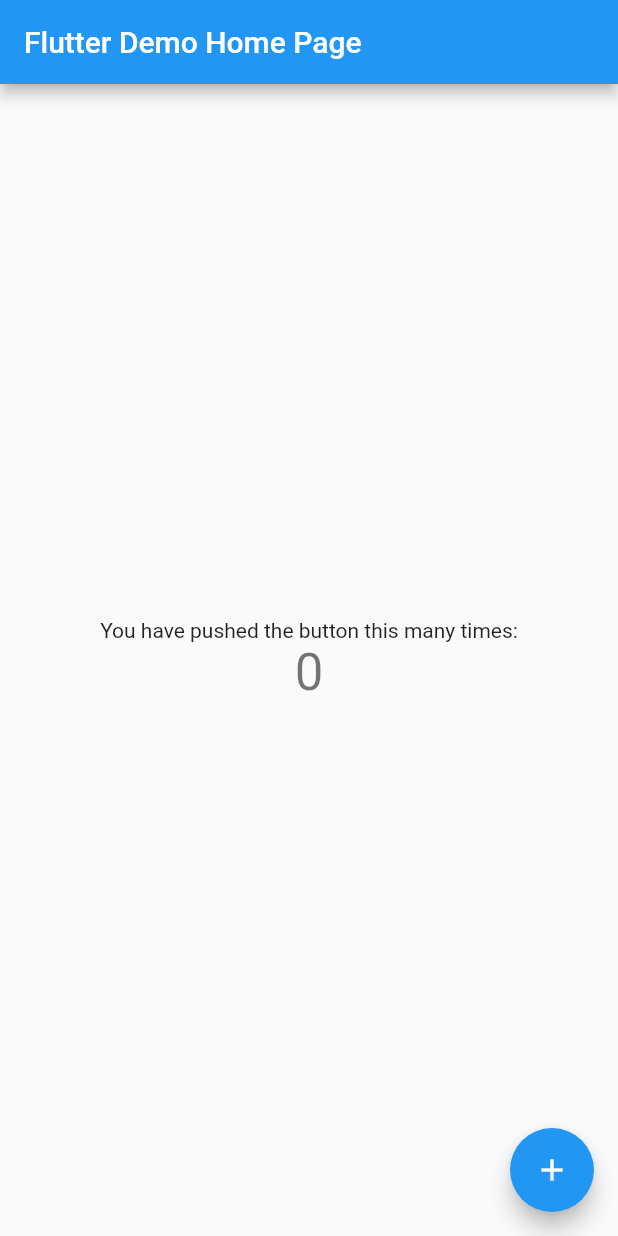
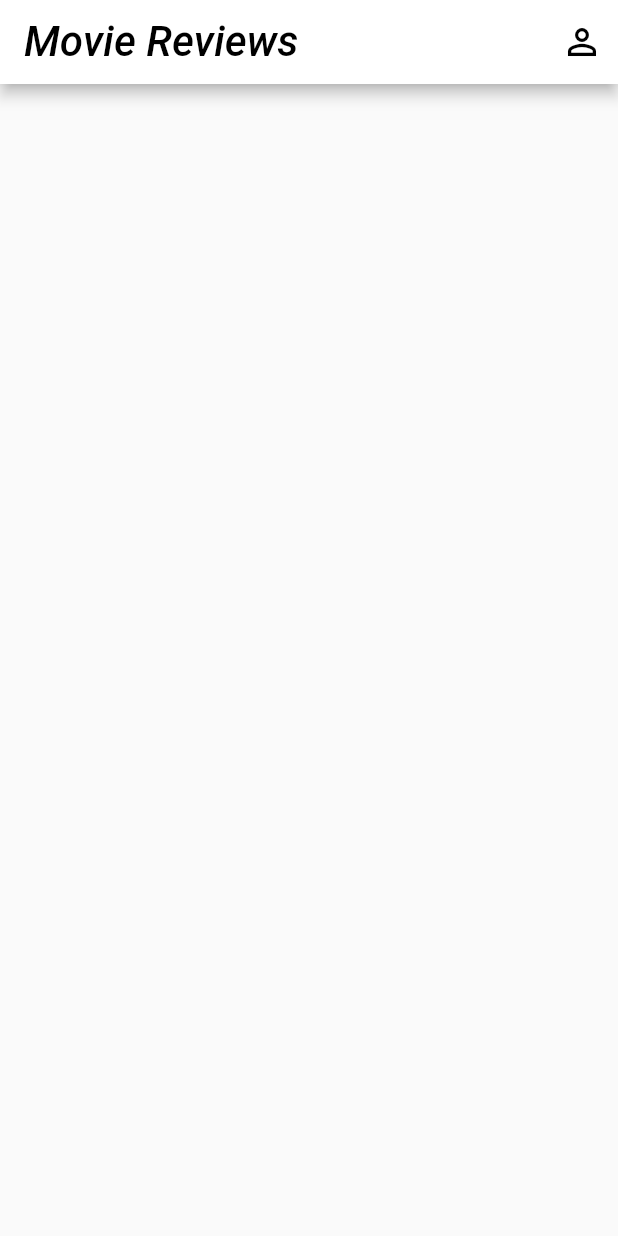
Before and after one commit to npark11/flutter_project, a Flutter app: the screen it shows after launch, on a phone screen of 412 x 824 dp. Run offline on Flutter 3.47's test engine with Material 2 defaults, Android fonts, the phone set to English and light mode, and no system bars.

Commit message:
created appBar

```diff
--- a/analysis_options.yaml
+++ b/analysis_options.yaml
@@ -10,20 +10,21 @@
 include: package:flutter_lints/flutter.yaml
 
 linter:
-  # The lint rules applied to this project can be customized in the
-  # section below to disable rules from the `package:flutter_lints/flutter.yaml`
-  # included above or to enable additional rules. A list of all available lints
-  # and their documentation is published at
-  # https://dart-lang.github.io/linter/lints/index.html.
-  #
-  # Instead of disabling a lint rule for the entire project in the
-  # section below, it can also be suppressed for a single line of code
-  # or a specific dart file by using the `// ignore: name_of_lint` and
-  # `// ignore_for_file: name_of_lint` syntax on the line or in the file
-  # producing the lint.
-  rules:
-    # avoid_print: false  # Uncomment to disable the `avoid_print` rule
-    # prefer_single_quotes: true  # Uncomment to enable the `prefer_single_quotes` rule
-
+    # The lint rules applied to this project can be customized in the
+    # section below to disable rules from the `package:flutter_lints/flutter.yaml`
+    # included above or to enable additional rules. A list of all available lints
+    # and their documentation is published at
+    # https://dart-lang.github.io/linter/lints/index.html.
+    #
+    # Instead of disabling a lint rule for the entire project in the
+    # section below, it can also be suppressed for a single line of code
+    # or a specific dart file by using the `// ignore: name_of_lint` and
+    # `// ignore_for_file: name_of_lint` syntax on the line or in the file
+    # producing the lint.
+    rules:
+        prefer_const_constructors: false
+        prefer_const_literals_to_create_immutables: false
+        # avoid_print: false  # Uncomment to disable the `avoid_print` rule
+        # prefer_single_quotes: true  # Uncomment to enable the `prefer_single_quotes` rule
 # Additional information about this file can be found at
 # https://dart.dev/guides/language/analysis-options
--- a/lib/main.dart
+++ b/lib/main.dart
@@ -1,115 +1,78 @@
 import 'package:flutter/material.dart';
 
 void main() {
-  runApp(const MyApp());
+  runApp(MyApp());
 }
 
 class MyApp extends StatelessWidget {
-  const MyApp({super.key});
+  const MyApp({Key? key}) : super(key: key);
 
-  // This widget is the root of your application.
   @override
   Widget build(BuildContext context) {
     return MaterialApp(
-      title: 'Flutter Demo',
-      theme: ThemeData(
-        // This is the theme of your application.
-        //
-        // Try running your application with "flutter run". You'll see the
-        // application has a blue toolbar. Then, without quitting the app, try
-        // changing the primarySwatch below to Colors.green and then invoke
-        // "hot reload" (press "r" in the console where you ran "flutter run",
-        // or simply save your changes to "hot reload" in a Flutter IDE).
-        // Notice that the counter didn't reset back to zero; the application
-        // is not restarted.
-        primarySwatch: Colors.blue,
-      ),
-      home: const MyHomePage(title: 'Flutter Demo Home Page'),
+      debugShowCheckedModeBanner: false,
+      home: HomePage(), // 홈페이지 보여주기
     );
   }
 }
 
-class MyHomePage extends StatefulWidget {
-  const MyHomePage({super.key, required this.title});
-
-  // This widget is the home page of your application. It is stateful, meaning
-  // that it has a State object (defined below) that contains fields that affect
-  // how it looks.
-
-  // This class is the configuration for the state. It holds the values (in this
-  // case the title) provided by the parent (in this case the App widget) and
-  // used by the build method of the State. Fields in a Widget subclass are
-  // always marked "final".
-
-  final String title;
-
-  @override
-  State<MyHomePage> createState() => _MyHomePageState();
-}
-
-class _MyHomePageState extends State<MyHomePage> {
-  int _counter = 0;
-
-  void _incrementCounter() {
-    setState(() {
-      // This call to setState tells the Flutter framework that something has
-      // changed in this State, which causes it to rerun the build method below
-      // so that the display can reflect the updated values. If we changed
-      // _counter without calling setState(), then the build method would not be
-      // called again, and so nothing would appear to happen.
-      _counter++;
-    });
-  }
+class HomePage extends StatelessWidget {
+  const HomePage({Key? key}) : super(key: key);
 
   @override
   Widget build(BuildContext context) {
-    // This method is rerun every time setState is called, for instance as done
-    // by the _incrementCounter method above.
-    //
-    // The Flutter framework has been optimized to make rerunning build methods
-    // fast, so that you can just rebuild anything that needs updating rather
-    // than having to individually change instances of widgets.
+    // 음식 사진 데이터
+    List<Map<String, dynamic>> dataList = [
+      {
+        "category": "탑건: 매버릭",
+        "imgUrl": "https://i.ibb.co/sR32PN3/topgun.jpg",
+      },
+      {
+        "category": "마녀2",
+        "imgUrl": "https://i.ibb.co/CKMrv91/The-Witch.jpg",
+      },
+      {
+        "category": "범죄도시2",
+        "imgUrl": "https://i.ibb.co/2czdVdm/The-Outlaws.jpg",
+      },
+      {
+        "category": "헤어질 결심",
+        "imgUrl": "https://i.ibb.co/gM394CV/Decision-to-Leave.jpg",
+      },
+      {
+        "category": "브로커",
+        "imgUrl": "https://i.ibb.co/MSy1XNB/broker.jpg",
+      },
+      {
+        "category": "문폴",
+        "imgUrl": "https://i.ibb.co/4JYHHtc/Moonfall.jpg",
+      },
+    ];
+
+    // 화면에 보이는 영역
     return Scaffold(
       appBar: AppBar(
-        // Here we take the value from the MyHomePage object that was created by
-        // the App.build method, and use it to set our appbar title.
-        title: Text(widget.title),
+        backgroundColor: Colors.white,
+        centerTitle: false,
+        title: Text(
+          "Movie Reviews",
+          style: TextStyle(
+            color: Colors.black,
+            fontSize: 28,
+            fontStyle: FontStyle.italic,
+          ),
+        ),
+        actions: <Widget>[
+          IconButton(
+            icon: Icon(
+              Icons.person_outline,
+              color: Colors.black,
+              size: 28,
+            ),
+            onPressed: () {},
+          ),
+        ],
       ),
-      body: Center(
-        // Center is a layout widget. It takes a single child and positions it
-        // in the middle of the parent.
-        child: Column(
-          // Column is also a layout widget. It takes a list of children and
-          // arranges them vertically. By default, it sizes itself to fit its
-          // children horizontally, and tries to be as tall as its parent.
-          //
-          // Invoke "debug painting" (press "p" in the console, choose the
-          // "Toggle Debug Paint" action from the Flutter Inspector in Android
-          // Studio, or the "Toggle Debug Paint" command in Visual Studio Code)
-          // to see the wireframe for each widget.
-          //
-          // Column has various properties to control how it sizes itself and
-          // how it positions its children. Here we use mainAxisAlignment to
-          // center the children vertically; the main axis here is the vertical
-          // axis because Columns are vertical (the cross axis would be
-          // horizontal).
-          mainAxisAlignment: MainAxisAlignment.center,
-          children: <Widget>[
-            const Text(
-              'You have pushed the button this many times:',
-            ),
-            Text(
-              '$_counter',
-              style: Theme.of(context).textTheme.headline4,
-            ),
-          ],
-        ),
-      ),
-      floatingActionButton: FloatingActionButton(
-        onPressed: _incrementCounter,
-        tooltip: 'Increment',
-        child: const Icon(Icons.add),
-      ), // This trailing comma makes auto-formatting nicer for build methods.
     );
   }
 }
```
